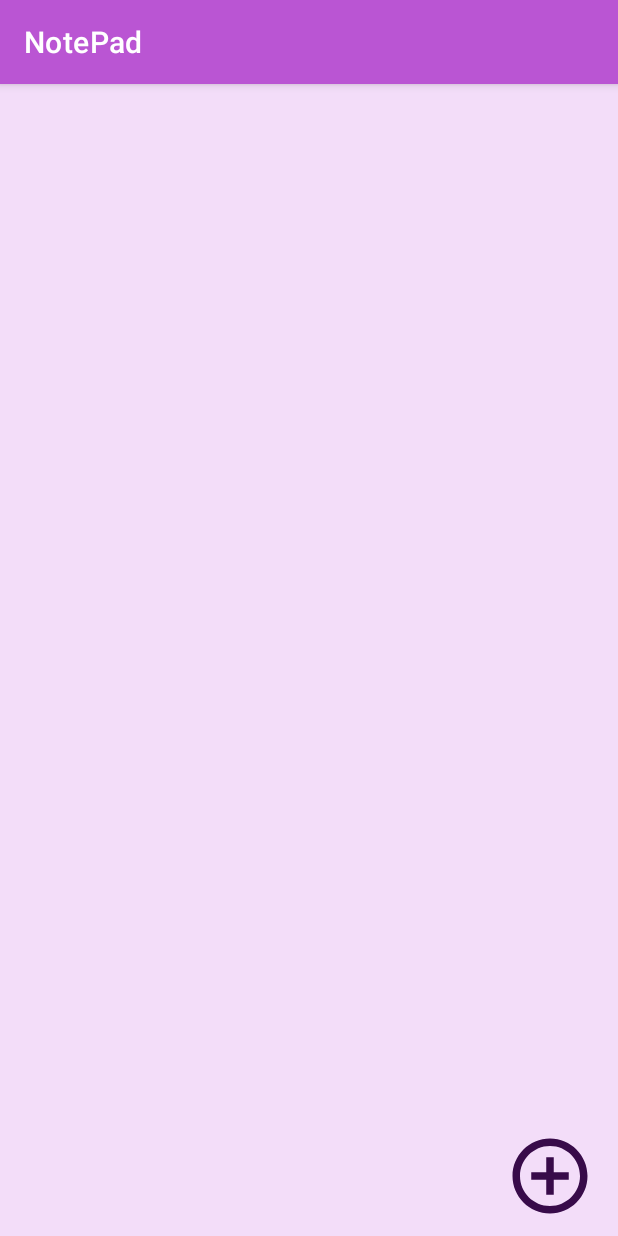
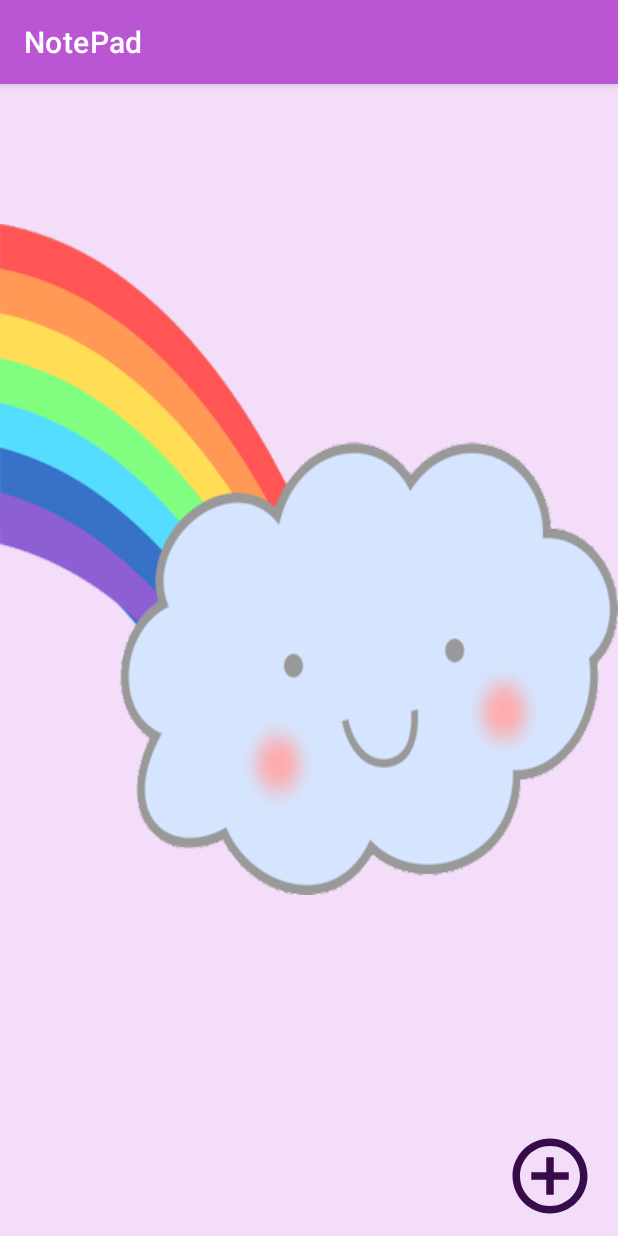
Before and after one commit to Sarahparah/NotePad, an Android app: the screen it shows after launch (MainActivity), on a phone screen of 412 x 824 dp. Run offline under Robolectric (Android 15) with nearby library versions, the phone set to English and light mode, and no system bars.

Commit message:
addded cute pic

```diff
--- a/app/src/main/java/com/example/notepad/Controller/MainActivity.java
+++ b/app/src/main/java/com/example/notepad/Controller/MainActivity.java
@@ -1,7 +1,9 @@
 package com.example.notepad.Controller;
 
+import androidx.appcompat.app.AlertDialog;
 import androidx.appcompat.app.AppCompatActivity;
 
+import android.content.DialogInterface;
 import android.content.Intent;
 import android.content.SharedPreferences;
 import android.os.Bundle;
@@ -22,12 +24,12 @@ public class MainActivity extends AppCompatActivity {
     ListView notes;
     ImageView addsNotePlus;
 
+    static ArrayList<String> arrayList = new ArrayList<>();
 
-    static ArrayList<String> arrayList = new ArrayList<>();
-    static ArrayAdapter arrayAdapter; //medlar texten til listView
+    //medlar texten til listView
+    static ArrayAdapter arrayAdapter;
 
     NoteModel notemodel;
-
 
 
     @Override
@@ -35,17 +37,11 @@ public class MainActivity extends AppCompatActivity {
         super.onCreate(savedInstanceState);
         setContentView(R.layout.activity_main);
 
-        //hej.hejsan();
-
         notes = findViewById(R.id.lv_list_notes);
         addsNotePlus = findViewById(R.id.iv_add_note);
 
-        notemodel = new NoteModel(this); //Skapar ett object av klassen Notemodel
-        updateListView();
-
-
-        //String s = getIntent().getStringExtra("display_text");
-        //arrayList.add(s);
+        //Skapar ett object av klassen Notemodel
+        notemodel = new NoteModel(this);
 
 
         addsNotePlus.setOnClickListener(new View.OnClickListener() {
@@ -55,19 +51,44 @@ public class MainActivity extends AppCompatActivity {
                 addsAnotherNote.putExtra("titleKey", "");
 
                 startActivity(addsAnotherNote);
-
             }
         });
 
         notes.setOnItemClickListener(new AdapterView.OnItemClickListener() {
             @Override
             public void onItemClick(AdapterView<?> adapterView, View view, int i, long l) {
-                TextView textView = (TextView)view;//konverterar view till textView. Talar om för view att det är en textview
+
+                //konverterar view till textView. Talar om för view att det är en textview
+
+                TextView textView = (TextView)view;
                 String title = textView.getText().toString();
 
                 Intent intent = new Intent(MainActivity.this, EditActivity.class);
                 intent.putExtra("titleKey", title);
                 startActivity(intent);
+            }
+        });
+
+        //Delete note when holding title on Main longer
+        notes.setOnItemLongClickListener(new AdapterView.OnItemLongClickListener() {
+            @Override
+            public boolean onItemLongClick(AdapterView<?> adapterView, View view, int i, long l) {
+
+                TextView title = (TextView)view;
+
+                new AlertDialog.Builder(MainActivity.this)
+                        .setTitle(getString(R.string.delete))
+
+                        .setPositiveButton(android.R.string.yes, new DialogInterface.OnClickListener() {
+                            @Override
+                            public void onClick(DialogInterface dialogInterface, int i) {
+                                MainActivity.this.notemodel.deleteNote(title.getText().toString());
+                                updateListView();                 }
+                        })
+                        .setNegativeButton(android.R.string.no, null)
+                        .show();
+
+                return true;
             }
         });
 
--- /dev/null
+++ b/app/src/main/res/drawable/rounded_corners.xml
@@ -0,0 +1,9 @@
+<?xml version="1.0" encoding="utf-8"?>
+<selector xmlns:android="http://schemas.android.com/apk/res/android">
+    <item>
+        <shape android:shape="rectangle">
+            <solid android:color="@color/background_listview"/>
+                <corners android:radius="5dp"/>
+        </shape>
+    </item>
+</selector>
--- a/app/src/main/res/layout/activity_main.xml
+++ b/app/src/main/res/layout/activity_main.xml
@@ -4,26 +4,37 @@
     xmlns:tools="http://schemas.android.com/tools"
     android:layout_width="match_parent"
     android:layout_height="match_parent"
-    tools:context=".Controller.MainActivity"
+    android:background="@color/light_lightPurple"
     android:orientation="vertical"
-    android:background="@color/light_lightPurple">
+    tools:context=".Controller.MainActivity">
 
 
+    <ImageView
+        android:id="@+id/imageView4"
+        android:layout_width="0dp"
+        android:layout_height="wrap_content"
+        android:layout_marginTop="150dp"
+        android:layout_marginBottom="214dp"
+        android:background="@drawable/cute"
+        app:layout_constraintBottom_toTopOf="@+id/iv_add_note"
+        app:layout_constraintEnd_toEndOf="parent"
+        app:layout_constraintStart_toStartOf="parent"
+        app:layout_constraintTop_toTopOf="parent" />
     <!-- Min knapp för att lägga till en note-->
+
+
     <ListView
         android:id="@+id/lv_list_notes"
         android:layout_width="0dp"
-        android:layout_height="0dp"
-        android:layout_marginStart="10dp"
-        android:layout_marginEnd="10dp"
+        android:layout_height="wrap_content"
+        android:layout_margin="15dp"
         android:layout_weight="1"
+        android:background="@drawable/rounded_corners"
         android:scrollbars="vertical"
-        app:layout_constraintBottom_toBottomOf="parent"
         app:layout_constraintEnd_toEndOf="parent"
-        app:layout_constraintHorizontal_bias="0.0"
+        app:layout_constraintHorizontal_bias="1.0"
         app:layout_constraintStart_toStartOf="parent"
-        app:layout_constraintTop_toTopOf="parent"
-        app:layout_constraintVertical_bias="1.0" />
+        app:layout_constraintTop_toTopOf="parent" />
 
     <ImageView
         android:id="@+id/iv_add_note"
@@ -33,6 +44,10 @@
         android:layout_marginBottom="10dp"
         android:src="@drawable/ic_baseline_add_circle_outline_24"
         app:layout_constraintBottom_toBottomOf="parent"
-        app:layout_constraintEnd_toEndOf="parent" />
+        app:layout_constraintEnd_toEndOf="parent"
+        />
+
+
+
 
 </androidx.constraintlayout.widget.ConstraintLayout>
--- a/app/src/main/res/values/colors.xml
+++ b/app/src/main/res/values/colors.xml
@@ -11,4 +11,5 @@
     <color name="darker_purple">#9932CC</color>
     <color name="pic_green">#B0223323</color>
     <color name="light_lightPurple">#4AD689E9</color>
+    <color name="background_listview">#37E9B3EF</color>
 </resources>
--- a/app/src/main/res/values/strings.xml
+++ b/app/src/main/res/values/strings.xml
@@ -5,4 +5,5 @@
     <string name="enter_title">Enter title</string>
     <string name="toast_error">Enter title and text</string>
     <string name="toast_save">Saved</string>
+    <string name="delete">Want to delete?</string>
 </resources>
```
Also changed, not shown: app/src/main/java/com/example/notepad/Controller/EditActivity.java (+7 -18 lines), app/src/main/java/com/example/notepad/Model/NoteModel.java (+30 -27 lines), app/src/main/res/layout/activity_edit.xml (+6 -2 lines), app/src/main/res/drawable/cute.png (added).
